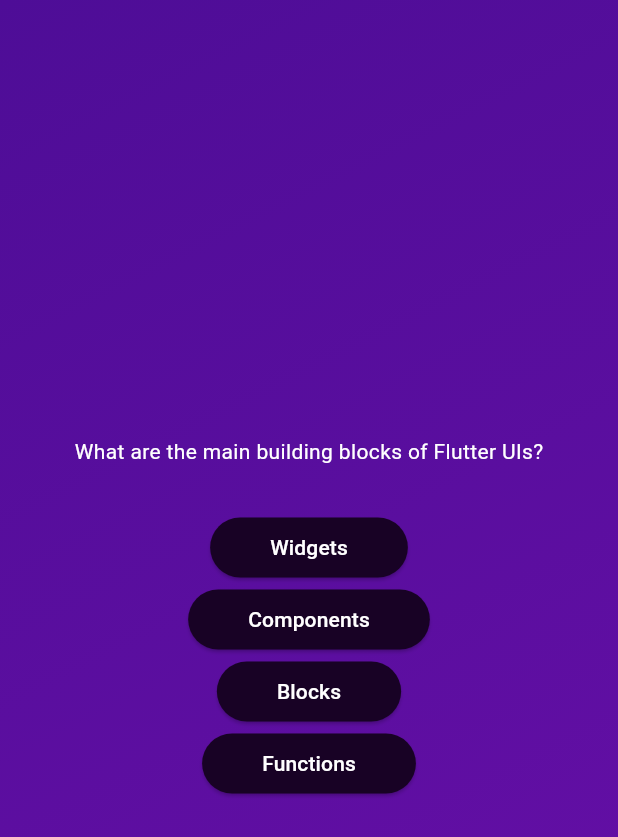
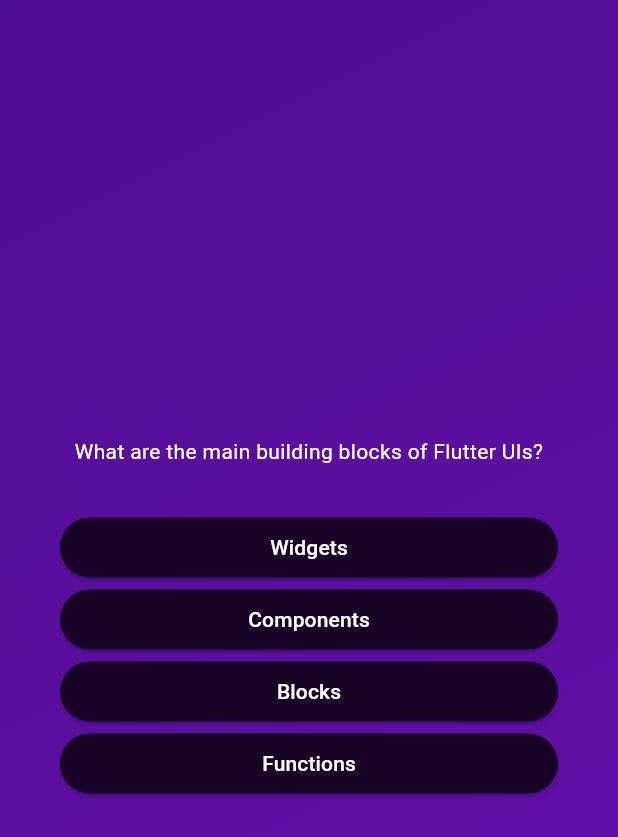
Before and after one commit to hyak4j/QuizApp, a Flutter app: the screen it shows after launch, after a tap on "Start Quiz", on a phone screen of 412 x 824 dp. Shown: the top 837 px of the screen. Run offline on Flutter 3.47's test engine with Material 3 defaults, Android fonts, the phone set to English and light mode, and no system bars.

Commit message:
feat: 簡化寫法，及調整margin

```diff
--- a/lib/questions_screen.dart
+++ b/lib/questions_screen.dart
@@ -13,24 +13,32 @@ class QuestionsScreen extends StatefulWidget {
 class _QuizState extends State<QuestionsScreen> {
   @override
   Widget build(BuildContext context) {
-    final currentQuestion = questions[0];
+    final currentQuestion = questions[0]; // 自'package:quiz/data/questions.dart';載入的資料
 
     return SizedBox(
       width: double.infinity,
+      child: Container(
+        margin: EdgeInsets.all(40),
         child: Column(
           mainAxisAlignment: MainAxisAlignment.center,
+          crossAxisAlignment: CrossAxisAlignment.stretch,
           children: [
+            // 題目
             Text(
               currentQuestion.text,
               style: TextStyle(
                 color: Colors.white
-            ),),
+              ),
+              textAlign: TextAlign.center,
+            ),
             const SizedBox(height: 30),
-          AnswerButton(answerText: currentQuestion.answers[0], onTap: (){}),
-          AnswerButton(answerText: currentQuestion.answers[1], onTap: (){}),
-          AnswerButton(answerText: currentQuestion.answers[2], onTap: (){}),
-          AnswerButton(answerText: currentQuestion.answers[3], onTap: (){}),
+            // 選項
+            ...currentQuestion.answers.map((answer) {
+              // 原先形成另外的List，...可拼接到原List<Widget>當中
+              return AnswerButton(answerText: answer, onTap: (){});
+            }),
           ],
+        ),
       ),
     );
   }
```
Lines whose indentation alone changed are shown as unchanged.
